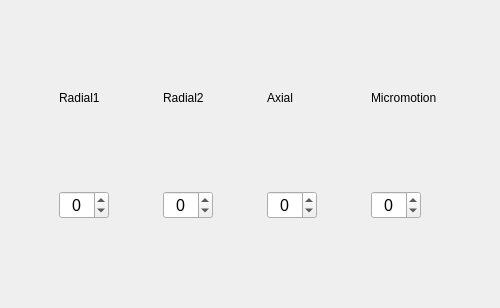
Before: the Qt Designer form clients/script_scanner_gui/parameter_importer/editors/sidebandSelectionEditor.ui in HaeffnerLab/Haeffner-Lab-LabRAD-Tools, drawn with Qt 5.
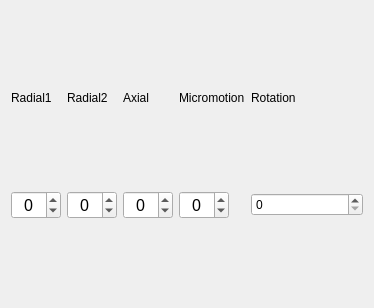
After: the same form once the commit is applied.

Commit message: saving all changes, mostly to add rotation capabilities, some unkowns - smouradi,erik

What changed in the file:
```diff
--- a/clients/script_scanner_gui/parameter_importer/editors/sidebandSelectionEditor.ui
+++ b/clients/script_scanner_gui/parameter_importer/editors/sidebandSelectionEditor.ui
@@ -6,7 +6,7 @@
    <rect>
     <x>0</x>
     <y>0</y>
-    <width>500</width>
+    <width>374</width>
     <height>308</height>
    </rect>
   </property>
@@ -26,61 +26,7 @@
    <string>Form</string>
   </property>
   <layout class="QGridLayout" name="gridLayout">
-   <item row="2" column="4">
-    <widget class="QSpinBox" name="uiAxial">
-     <property name="maximumSize">
-      <size>
-       <width>50</width>
-       <height>16777215</height>
-      </size>
-     </property>
-     <property name="font">
-      <font>
-       <pointsize>12</pointsize>
-      </font>
-     </property>
-     <property name="alignment">
-      <set>Qt::AlignCenter</set>
-     </property>
-     <property name="keyboardTracking">
-      <bool>false</bool>
-     </property>
-     <property name="minimum">
-      <number>-5</number>
-     </property>
-     <property name="maximum">
-      <number>5</number>
-     </property>
-    </widget>
-   </item>
-   <item row="2" column="3">
-    <widget class="QSpinBox" name="uiRadial2">
-     <property name="maximumSize">
-      <size>
-       <width>50</width>
-       <height>16777215</height>
-      </size>
-     </property>
-     <property name="font">
-      <font>
-       <pointsize>12</pointsize>
-      </font>
-     </property>
-     <property name="alignment">
-      <set>Qt::AlignCenter</set>
-     </property>
-     <property name="keyboardTracking">
-      <bool>false</bool>
-     </property>
-     <property name="minimum">
-      <number>-5</number>
-     </property>
-     <property name="maximum">
-      <number>5</number>
-     </property>
-    </widget>
-   </item>
-   <item row="0" column="2">
+   <item row="0" column="0">
     <widget class="QLabel" name="label">
      <property name="maximumSize">
       <size>
@@ -93,55 +39,35 @@
      </property>
     </widget>
    </item>
-   <item row="2" column="5">
-    <widget class="QSpinBox" name="uiMicromotion">
-     <property name="maximumSize">
-      <size>
-       <width>50</width>
-       <height>16777215</height>
-      </size>
-     </property>
-     <property name="font">
-      <font>
-       <pointsize>12</pointsize>
-      </font>
-     </property>
-     <property name="alignment">
-      <set>Qt::AlignCenter</set>
-     </property>
-     <property name="keyboardTracking">
-      <bool>false</bool>
-     </property>
-     <property name="minimum">
-      <number>-5</number>
-     </property>
-     <property name="maximum">
-      <number>5</number>
-     </property>
-    </widget>
-   </item>
-   <item row="0" column="3">
+   <item row="0" column="1">
     <widget class="QLabel" name="label_2">
      <property name="text">
       <string>Radial2</string>
      </property>
     </widget>
    </item>
-   <item row="0" column="4">
+   <item row="0" column="2">
     <widget class="QLabel" name="label_3">
      <property name="text">
       <string>Axial</string>
      </property>
     </widget>
    </item>
-   <item row="0" column="5">
+   <item row="0" column="3">
     <widget class="QLabel" name="label_4">
      <property name="text">
       <string>Micromotion</string>
      </property>
     </widget>
    </item>
-   <item row="2" column="2">
+   <item row="0" column="4">
+    <widget class="QLabel" name="label_5">
+     <property name="text">
+      <string>Rotation</string>
+     </property>
+    </widget>
+   </item>
+   <item row="1" column="0">
     <widget class="QSpinBox" name="uiRadial1">
      <property name="maximumSize">
       <size>
@@ -168,6 +94,90 @@
      </property>
     </widget>
    </item>
+   <item row="1" column="1">
+    <widget class="QSpinBox" name="uiRadial2">
+     <property name="maximumSize">
+      <size>
+       <width>50</width>
+       <height>16777215</height>
+      </size>
+     </property>
+     <property name="font">
+      <font>
+       <pointsize>12</pointsize>
+      </font>
+     </property>
+     <property name="alignment">
+      <set>Qt::AlignCenter</set>
+     </property>
+     <property name="keyboardTracking">
+      <bool>false</bool>
+     </property>
+     <property name="minimum">
+      <number>-5</number>
+     </property>
+     <property name="maximum">
+      <number>5</number>
+     </property>
+    </widget>
+   </item>
+   <item row="1" column="2">
+    <widget class="QSpinBox" name="uiAxial">
+     <property name="maximumSize">
+      <size>
+       <width>50</width>
+       <height>16777215</height>
+      </size>
+     </property>
+     <property name="font">
+      <font>
+       <pointsize>12</pointsize>
+      </font>
+     </property>
+     <property name="alignment">
+      <set>Qt::AlignCenter</set>
+     </property>
+     <property name="keyboardTracking">
+      <bool>false</bool>
+     </property>
+     <property name="minimum">
+      <number>-5</number>
+     </property>
+     <property name="maximum">
+      <number>5</number>
+     </property>
+    </widget>
+   </item>
+   <item row="1" column="3">
+    <widget class="QSpinBox" name="uiMicromotion">
+     <property name="maximumSize">
+      <size>
+       <width>50</width>
+       <height>16777215</height>
+      </size>
+     </property>
+     <property name="font">
+      <font>
+       <pointsize>12</pointsize>
+      </font>
+     </property>
+     <property name="alignment">
+      <set>Qt::AlignCenter</set>
+     </property>
+     <property name="keyboardTracking">
+      <bool>false</bool>
+     </property>
+     <property name="minimum">
+      <number>-5</number>
+     </property>
+     <property name="maximum">
+      <number>5</number>
+     </property>
+    </widget>
+   </item>
+   <item row="1" column="4">
+    <widget class="QSpinBox" name="uiRotation"/>
+   </item>
   </layout>
  </widget>
  <resources/>
```
The commit also changes 10 other files.
